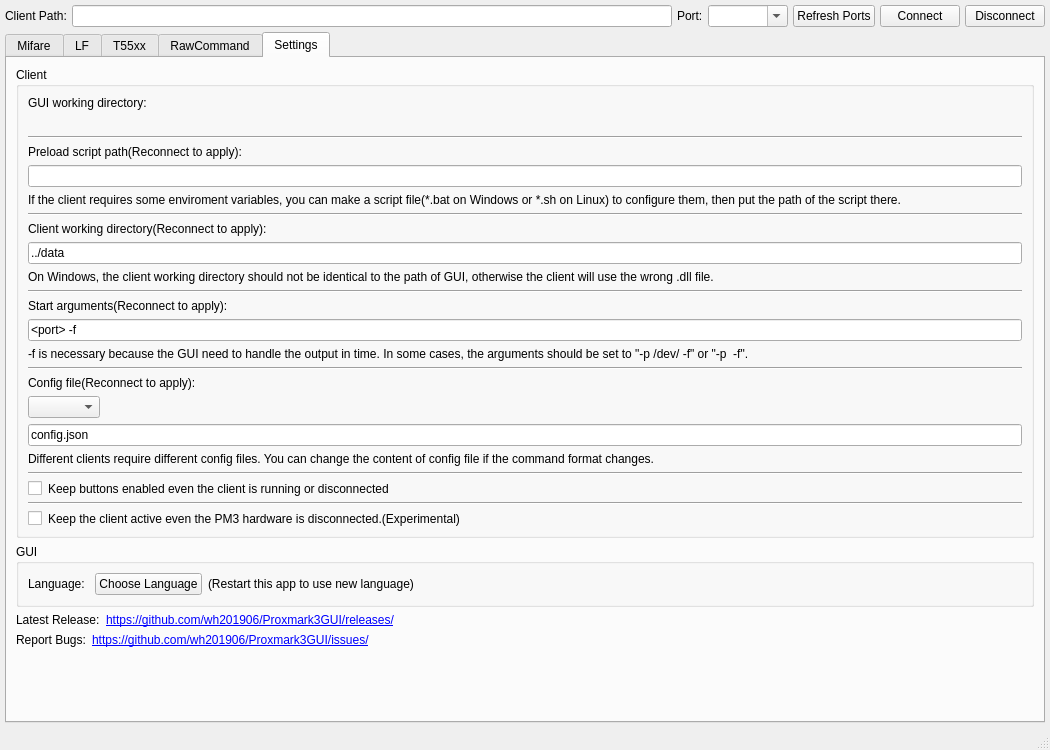
Above: src/ui/mainwindow.ui from wh201906/Proxmark3GUI before the change. Below: the same form after it.
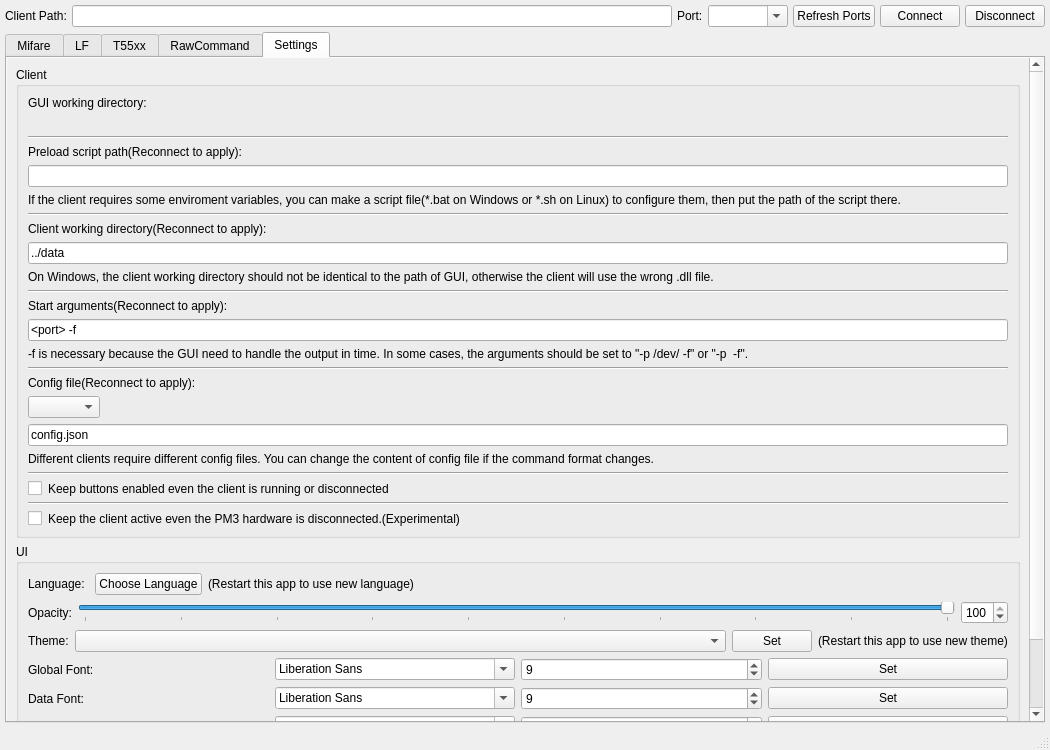
That is the form after the change. The open tabs and pages were chosen to show the change.

Commit message:
UI: More configurable items
UI part

Patch:
```diff
--- a/src/ui/mainwindow.ui
+++ b/src/ui/mainwindow.ui
@@ -2641,9 +2641,48 @@
        <attribute name="title">
         <string>Settings</string>
        </attribute>
-       <layout class="QHBoxLayout" name="horizontalLayout_19">
+       <layout class="QVBoxLayout" name="horizontalLayout_19">
+        <property name="spacing">
+         <number>0</number>
+        </property>
+        <property name="leftMargin">
+         <number>0</number>
+        </property>
+        <property name="topMargin">
+         <number>0</number>
+        </property>
+        <property name="rightMargin">
+         <number>0</number>
+        </property>
+        <property name="bottomMargin">
+         <number>0</number>
+        </property>
+        <item>
+         <widget class="QScrollArea" name="Set_scrollArea">
+          <property name="frameShape">
+           <enum>QFrame::NoFrame</enum>
+          </property>
+          <property name="widgetResizable">
+           <bool>true</bool>
+          </property>
+          <widget class="QWidget" name="Set_scrollAreaWidgetContents">
+           <property name="geometry">
+            <rect>
+             <x>0</x>
+             <y>0</y>
+             <width>1017</width>
+             <height>790</height>
+            </rect>
+           </property>
+           <layout class="QHBoxLayout" name="horizontalLayout_36">
+            <property name="spacing">
+             <number>0</number>
+            </property>
         <item>
          <layout class="QVBoxLayout" name="verticalLayout_12">
+              <property name="spacing">
+               <number>6</number>
+              </property>
           <item>
            <widget class="QGroupBox" name="Set_clientGroupBox">
             <property name="title">
@@ -2910,7 +2949,7 @@
           <item>
            <widget class="QGroupBox" name="groupBox_2">
             <property name="title">
-             <string>GUI</string>
+                 <string>UI</string>
             </property>
             <layout class="QVBoxLayout" name="verticalLayout_11">
              <item>
@@ -2951,6 +2990,200 @@
                </item>
               </layout>
              </item>
+                 <item>
+                  <widget class="QWidget" name="opacityWidget" native="true">
+                   <layout class="QHBoxLayout" name="horizontalLayout_31">
+                    <property name="leftMargin">
+                     <number>0</number>
+                    </property>
+                    <property name="topMargin">
+                     <number>0</number>
+                    </property>
+                    <property name="rightMargin">
+                     <number>0</number>
+                    </property>
+                    <property name="bottomMargin">
+                     <number>0</number>
+                    </property>
+                    <item>
+                     <widget class="QLabel" name="label_70">
+                      <property name="text">
+                       <string>Opacity:</string>
+                      </property>
+                     </widget>
+                    </item>
+                    <item>
+                     <widget class="QSlider" name="Set_UI_Opacity_slider">
+                      <property name="minimum">
+                       <number>10</number>
+                      </property>
+                      <property name="maximum">
+                       <number>100</number>
+                      </property>
+                      <property name="value">
+                       <number>100</number>
+                      </property>
+                      <property name="orientation">
+                       <enum>Qt::Horizontal</enum>
+                      </property>
+                      <property name="tickPosition">
+                       <enum>QSlider::TicksBelow</enum>
+                      </property>
+                     </widget>
+                    </item>
+                    <item>
+                     <widget class="QSpinBox" name="Set_UI_Opacity_Box">
+                      <property name="minimum">
+                       <number>10</number>
+                      </property>
+                      <property name="maximum">
+                       <number>100</number>
+                      </property>
+                      <property name="value">
+                       <number>100</number>
+                      </property>
+                     </widget>
+                    </item>
+                   </layout>
+                  </widget>
+                 </item>
+                 <item>
+                  <layout class="QHBoxLayout" name="horizontalLayout_32">
+                   <item>
+                    <widget class="QLabel" name="label_71">
+                     <property name="text">
+                      <string>Theme:</string>
+                     </property>
+                    </widget>
+                   </item>
+                   <item>
+                    <widget class="QComboBox" name="Set_UI_Theme_nameBox">
+                     <property name="sizePolicy">
+                      <sizepolicy hsizetype="Expanding" vsizetype="Fixed">
+                       <horstretch>0</horstretch>
+                       <verstretch>0</verstretch>
+                      </sizepolicy>
+                     </property>
+                    </widget>
+                   </item>
+                   <item>
+                    <widget class="QPushButton" name="Set_UI_Theme_setButton">
+                     <property name="text">
+                      <string>Set</string>
+                     </property>
+                    </widget>
+                   </item>
+                   <item>
+                    <widget class="QLabel" name="label_17">
+                     <property name="text">
+                      <string>(Restart this app to use new theme)</string>
+                     </property>
+                    </widget>
+                   </item>
+                  </layout>
+                 </item>
+                 <item>
+                  <layout class="QHBoxLayout" name="horizontalLayout_33">
+                   <item>
+                    <widget class="QLabel" name="label_72">
+                     <property name="text">
+                      <string>Global Font:</string>
+                     </property>
+                    </widget>
+                   </item>
+                   <item>
+                    <widget class="QFontComboBox" name="Set_UI_Font_nameBox"/>
+                   </item>
+                   <item>
+                    <widget class="QSpinBox" name="Set_UI_Font_sizeBox">
+                     <property name="minimum">
+                      <number>1</number>
+                     </property>
+                     <property name="maximum">
+                      <number>65535</number>
+                     </property>
+                     <property name="value">
+                      <number>9</number>
+                     </property>
+                    </widget>
+                   </item>
+                   <item>
+                    <widget class="QPushButton" name="Set_UI_Font_setButton">
+                     <property name="text">
+                      <string>Set</string>
+                     </property>
+                    </widget>
+                   </item>
+                  </layout>
+                 </item>
+                 <item>
+                  <layout class="QHBoxLayout" name="horizontalLayout_34">
+                   <item>
+                    <widget class="QLabel" name="label_73">
+                     <property name="text">
+                      <string>Data Font:</string>
+                     </property>
+                    </widget>
+                   </item>
+                   <item>
+                    <widget class="QFontComboBox" name="Set_UI_DataFont_nameBox"/>
+                   </item>
+                   <item>
+                    <widget class="QSpinBox" name="Set_UI_DataFont_sizeBox">
+                     <property name="minimum">
+                      <number>1</number>
+                     </property>
+                     <property name="maximum">
+                      <number>65535</number>
+                     </property>
+                     <property name="value">
+                      <number>9</number>
+                     </property>
+                    </widget>
+                   </item>
+                   <item>
+                    <widget class="QPushButton" name="Set_UI_DataFont_setButton">
+                     <property name="text">
+                      <string>Set</string>
+                     </property>
+                    </widget>
+                   </item>
+                  </layout>
+                 </item>
+                 <item>
+                  <layout class="QHBoxLayout" name="horizontalLayout_35">
+                   <item>
+                    <widget class="QLabel" name="label_74">
+                     <property name="text">
+                      <string>Command Font:</string>
+                     </property>
+                    </widget>
+                   </item>
+                   <item>
+                    <widget class="QFontComboBox" name="Set_UI_CMDFont_nameBox"/>
+                   </item>
+                   <item>
+                    <widget class="QSpinBox" name="Set_UI_CMDFont_sizeBox">
+                     <property name="minimum">
+                      <number>1</number>
+                     </property>
+                     <property name="maximum">
+                      <number>65535</number>
+                     </property>
+                     <property name="value">
+                      <number>9</number>
+                     </property>
+                    </widget>
+                   </item>
+                   <item>
+                    <widget class="QPushButton" name="Set_UI_CMDFont_setButton">
+                     <property name="text">
+                      <string>Set</string>
+                     </property>
+                    </widget>
+                   </item>
+                  </layout>
+                 </item>
             </layout>
            </widget>
           </item>
@@ -3044,6 +3277,10 @@
            </size>
           </property>
          </spacer>
+            </item>
+           </layout>
+          </widget>
+         </widget>
         </item>
        </layout>
       </widget>
```
Left out of the diff: 2 changed lines with no effect on the pictures. Lines whose indentation alone changed are shown as unchanged. The commit also changes 2 other files.
